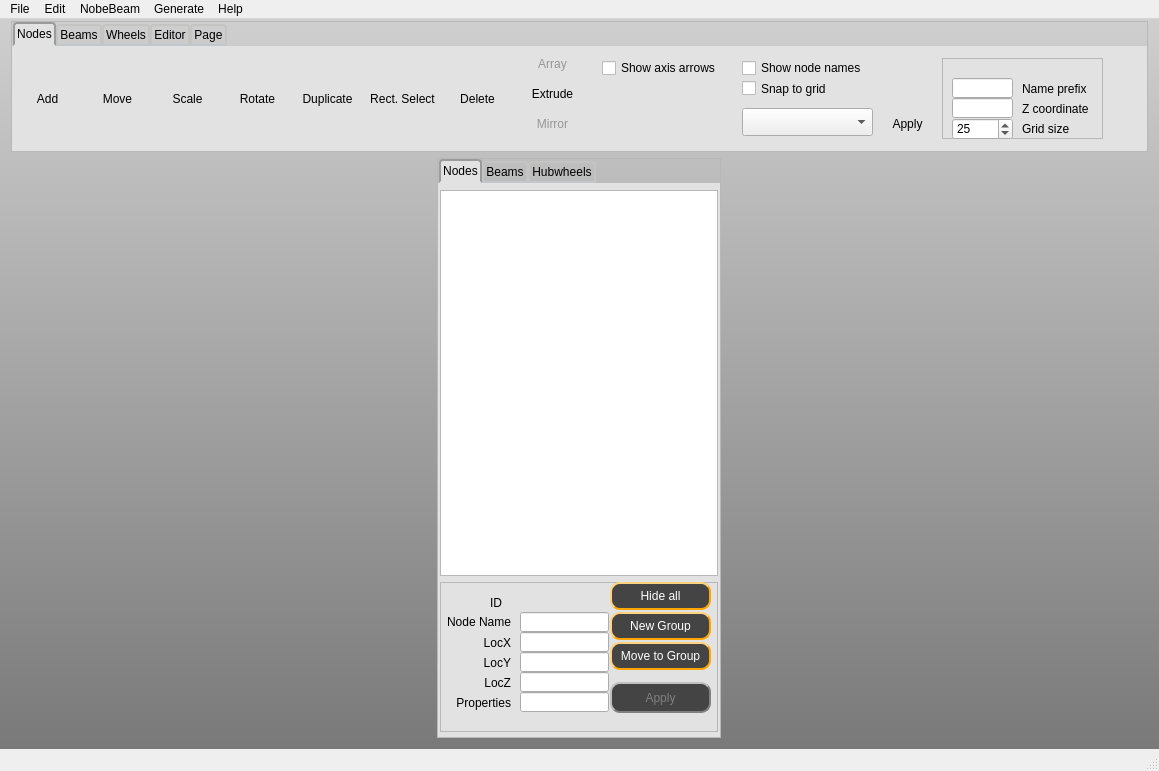
Above: source/mainwindow.ui from RORMasa/NodeBeamEditor before the change. Below: the same form after it.
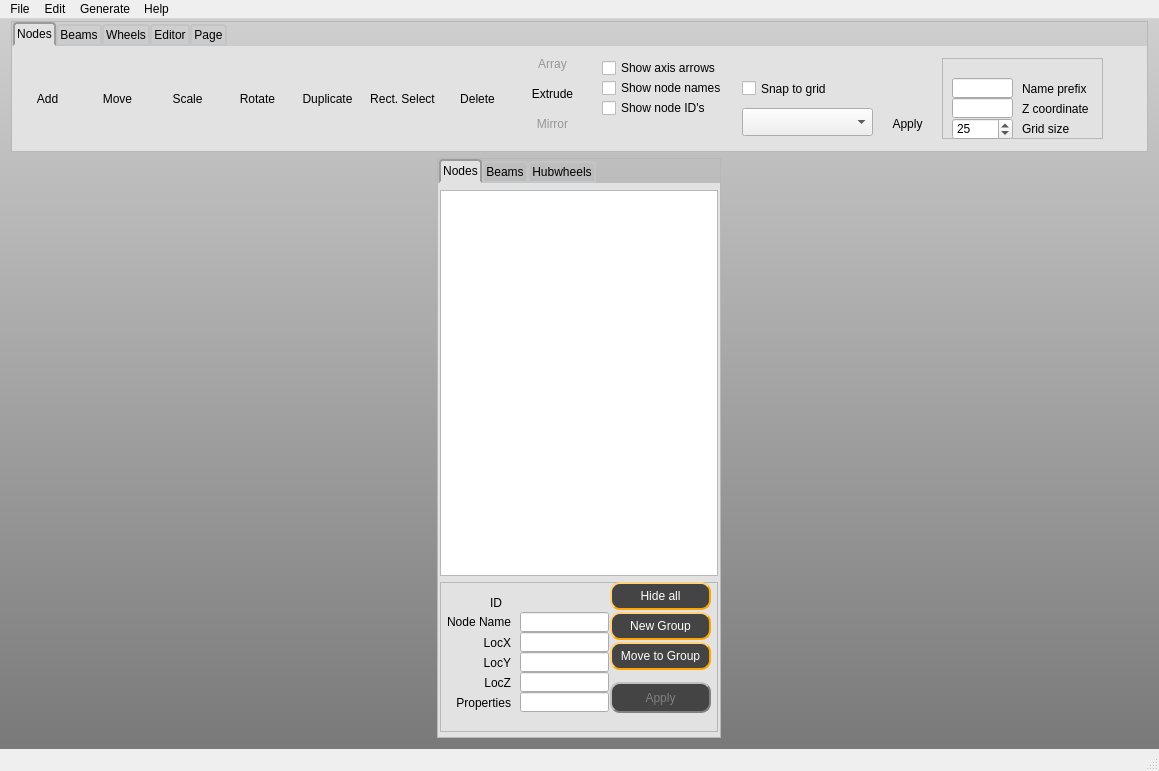
That is the form after the change. Icons and pictures are not drawn.

```diff
--- a/source/mainwindow.ui
+++ b/source/mainwindow.ui
@@ -568,8 +568,8 @@
           <widget class="QCheckBox" name="checkBox">
            <property name="geometry">
             <rect>
-             <x>730</x>
-             <y>10</y>
+             <x>590</x>
+             <y>30</y>
              <width>141</width>
              <height>20</height>
             </rect>
@@ -649,6 +649,19 @@
             <string>Show axis arrows</string>
            </property>
           </widget>
+          <widget class="QCheckBox" name="checkBox_3">
+           <property name="geometry">
+            <rect>
+             <x>590</x>
+             <y>50</y>
+             <width>141</width>
+             <height>20</height>
+            </rect>
+           </property>
+           <property name="text">
+            <string>Show node ID's</string>
+           </property>
+          </widget>
          </widget>
          <widget class="QWidget" name="tab_2">
           <attribute name="title">
@@ -1894,15 +1907,8 @@
     </property>
     <addaction name="actionAbout"/>
    </widget>
-   <widget class="QMenu" name="menuNobeBeam">
-    <property name="title">
-     <string>NobeBeam</string>
-    </property>
-    <addaction name="actionEdit_details"/>
-   </widget>
    <addaction name="menuFile"/>
    <addaction name="menuEdit"/>
-   <addaction name="menuNobeBeam"/>
    <addaction name="menuGenerate"/>
    <addaction name="menuHelp"/>
   </widget>
```
